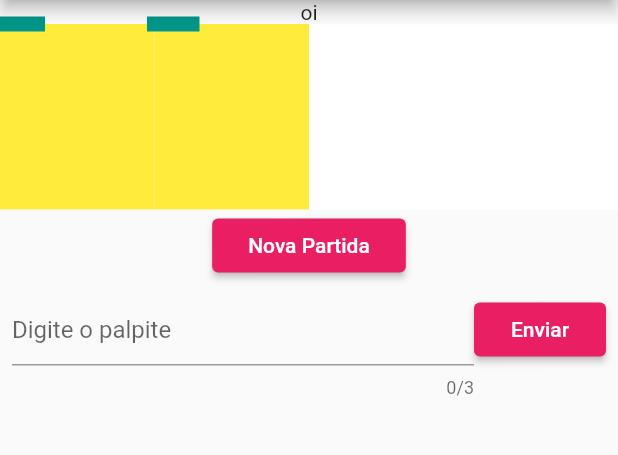
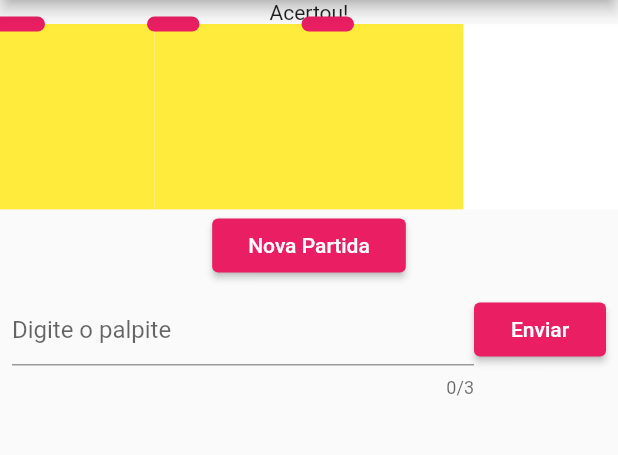
Before and after one commit to PierreVieira/PiPalp, a Flutter app: the screen it shows after launch, after a tap on the "format size" icon, on a phone screen of 412 x 824 dp, the part 84-539 px from its top. Run offline on Flutter 3.47's test engine with Material 2 defaults, Android fonts, the phone set to English and light mode, and no system bars.

Commit message:
[+] ledA QUASE ok

```diff
--- a/lib/components/display/tela_unica.dart
+++ b/lib/components/display/tela_unica.dart
@@ -1,12 +1,15 @@
 import 'package:flutter/material.dart';
 import 'package:project/models/dimensao.dart';
+import 'package:project/models/led.dart';
 
 import '../../models/desenhista_display.dart';
 
 class TelaUnica extends StatelessWidget {
   int numero;
   Dimensao dimensao;
+
   TelaUnica({this.numero, this.dimensao});
+
   @override
   Widget build(BuildContext context) {
 //    debugPrint('Print2: $dimensao');
@@ -18,9 +21,21 @@ class TelaUnica extends StatelessWidget {
 //        height: 0.25 * MediaQuery.of(context).size.width,
         color: Colors.yellow,
         child: CustomPaint(
-          painter: DesenhistaDisplay(),
+          painter: DesenhistaDisplay(leds: escolherLeds()),
         ),
       ),
     );
   }
+
+  List<Led> escolherLeds() {
+    return makeLed0();
+  }
+
+  List<Led> makeLed0() {
+    List<Led> leds = List();
+    leds.add(LedA(
+      aceso: true,
+    ));
+    return leds;
+  }
 }
--- /dev/null
+++ b/lib/models/coordenada.dart
@@ -0,0 +1,4 @@
+class Coordenada{
+  double x, y;
+  Coordenada(this.x, this.y);
+}
--- a/lib/models/desenhista_display.dart
+++ b/lib/models/desenhista_display.dart
@@ -1,20 +1,28 @@
 import 'package:flutter/material.dart';
+import 'package:project/models/led.dart';
 
 class DesenhistaDisplay extends CustomPainter {
+  List<Led> leds;
+
+  DesenhistaDisplay({this.leds});
+
   @override
   void paint(Canvas canvas, Size size) {
+    Offset startingPoint, endingPoint;
     var paint = Paint()
-      ..color = Colors.teal
       ..strokeWidth = 10
-      ..strokeCap = StrokeCap.square;
+      ..strokeCap = StrokeCap.round;
 
-    Offset startingPoint = Offset(0, 0);
-    Offset endingPoint = Offset(25, 0);
-    canvas.drawLine(startingPoint, endingPoint, paint);
+    for (Led led in leds) {
+      paint.color = led.aceso ? Colors.pink[500] : Colors.white54;
+      startingPoint = Offset(led.coordenadaOrigem.x, led.coordenadaOrigem.y);
+      endingPoint = Offset(led.coordenadaOrigem.x + 25, led.coordenadaOrigem.y);
+      canvas.drawLine(startingPoint, endingPoint, paint);
+    }
   }
 
   @override
   bool shouldRepaint(CustomPainter oldDelegate) {
-    return true;
+    return false;
   }
 }
--- a/lib/models/led.dart
+++ b/lib/models/led.dart
@@ -1,8 +1,18 @@
+import 'package:project/models/coordenada.dart';
+
 class Led{
-  bool _aceso;
-  Led(this._aceso);
+  bool aceso, horizontal;
+  Coordenada coordenadaOrigem;
+  int tamanho;
+  Led({this.aceso}){
+    this.aceso = this.aceso != null ? this.aceso : true;
+  }
 }
 
 class LedA extends Led{
-  LedA(bool aceso) : super (aceso);
+  LedA({bool aceso}) : super (aceso: aceso){
+    this.tamanho = 25;
+    this.horizontal = true;
+    this.coordenadaOrigem = Coordenada(0, 0);
+  }
 }
--- a/lib/screens/game.dart
+++ b/lib/screens/game.dart
@@ -3,7 +3,7 @@ import 'file:///C:/Users/pierr/IdeaProjects/Pi_Palp/lib/components/display/displ
 import 'package:project/components/envio_resposta/envio_resposta.dart';
 import 'package:project/models/dimensao.dart';
 
-String _textoStatus = 'Acertou!';
+String _textoStatus = 'Acertou';
 int _dimensionUpgrade = 1;
 final String _titleAppBar = 'PiPalp';
 final String _textoBotaoNovaPartida = 'Nova Partida';
@@ -58,7 +58,7 @@ class _JogoAdivinhaState extends State<JogoAdivinha> {
           Container(
             color: Colors.white,
             child: Display(
-              numero: 20,
+              numero: 100,
               dimensao: this._dimensao,
             ),
           ),
```
